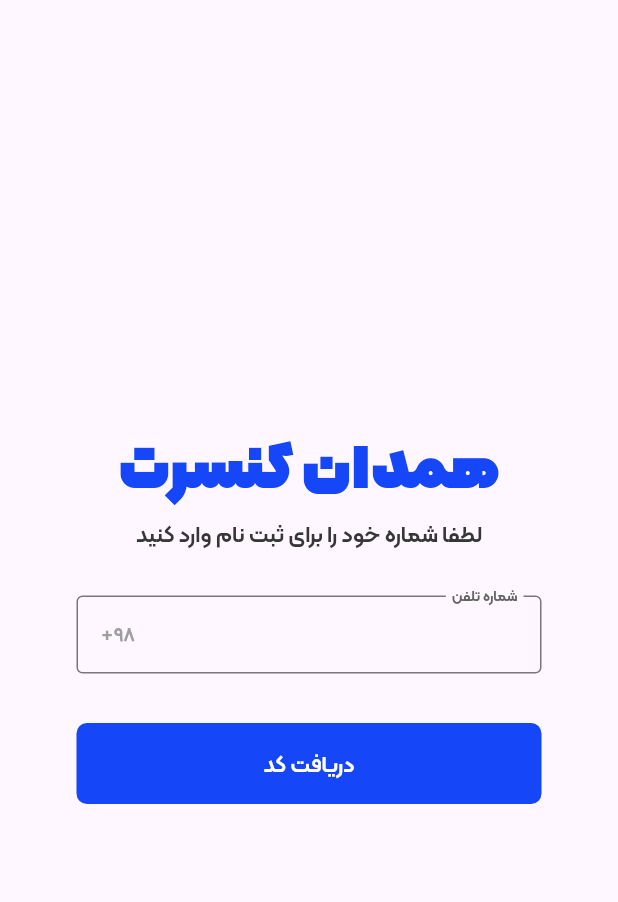
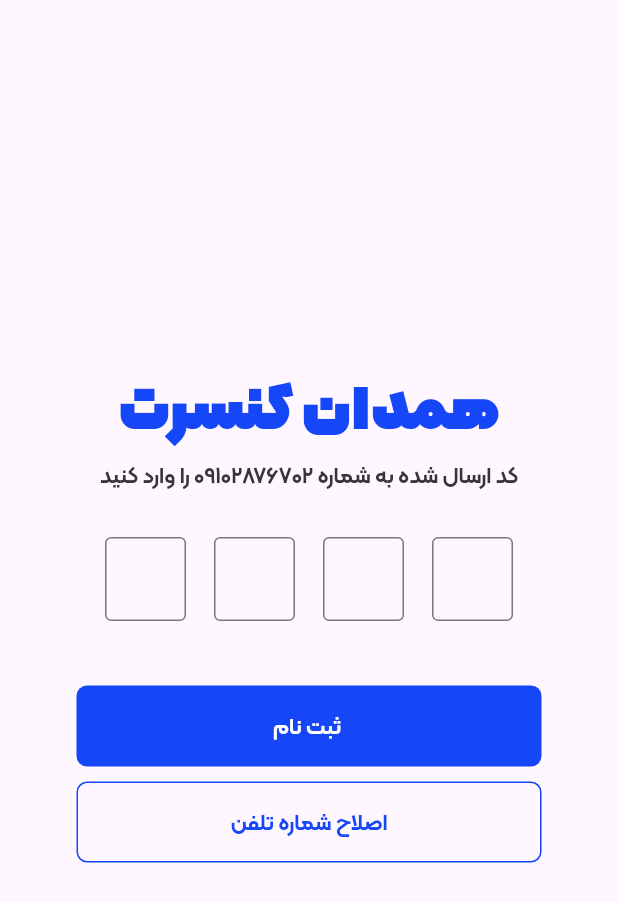
Before and after one commit to Taha-sabiri/hamedanConcertApp, a Flutter app: the screen it shows after launch, after a tap on "دریافت کد", on a phone screen of 412 x 824 dp. Shown: the top 902 px of the screen. Run offline on Flutter 3.47's test engine with Material 2 defaults, Android fonts, the phone set to English and light mode, and no system bars; our stand-ins replace flutter_spinkit.

Commit message:
singup -done

```diff
--- a/lib/screens/singup_number_sc.dart
+++ b/lib/screens/singup_number_sc.dart
@@ -1,4 +1,5 @@
 import 'package:flutter/material.dart';
+import 'package:hamedanconcert/screens/singup_otp_sc.dart';
 
 class SingupNum extends StatelessWidget {
   const SingupNum({super.key});
@@ -77,7 +78,10 @@ class SingupNum extends StatelessWidget {
                     height: 31,
                   ),
                   InkWell(
-                    onTap: () {},
+                    onTap: () {
+                      Navigator.of(context).push(MaterialPageRoute(
+                          builder: (context) => const OtpSc()));
+                    },
                     child: SizedBox(
                       height: 54,
                       width: 310,
--- a/lib/screens/singup_otp_sc.dart
+++ b/lib/screens/singup_otp_sc.dart
@@ -0,0 +1,213 @@
+import 'package:flutter/material.dart';
+import 'package:flutter/services.dart';
+import 'package:hamedanconcert/screens/singup_information_sc.dart';
+
+class OtpSc extends StatelessWidget {
+  const OtpSc({super.key});
+
+  @override
+  Widget build(BuildContext context) {
+    return Scaffold(
+      body: Center(
+        child: Column(
+            mainAxisAlignment: MainAxisAlignment.center,
+            children: <Widget>[
+              Text(
+                "همدان کنسرت",
+                style: TextStyle(
+                    color: Color.fromRGBO(21, 70, 248, 1),
+                    fontFamily: 'Kenar',
+                    decoration: TextDecoration.none,
+                    fontSize: 40),
+              ),
+              Text(
+                "کد ارسال شده به شماره ۰۹۱۰۲۸۷۶۷۰۲ را وارد کنید",
+                style: TextStyle(
+                    fontSize: 15,
+                    color: Color.fromRGBO(54, 54, 54, 1),
+                    decoration: TextDecoration.none,
+                    fontFamily: 'Kalame',
+                    fontWeight: FontWeight.w700),
+              ),
+              SizedBox(
+                height: 31,
+              ),
+              Padding(
+                padding: const EdgeInsets.symmetric(horizontal: 70),
+                child: Row(
+                  mainAxisAlignment: MainAxisAlignment.spaceBetween,
+                  children: [
+                    SizedBox(
+                        height: 68,
+                        width: 54,
+                        child: TextFormField(
+                          onChanged: (value) {
+                            if (value.length == 1) {
+                              FocusScope.of(context).unfocus();
+                            }
+                          },
+                          decoration: InputDecoration(
+                            border: OutlineInputBorder(
+                                borderSide: BorderSide(
+                              width: 1,
+                            )),
+                            floatingLabelBehavior: FloatingLabelBehavior.always,
+                            focusedBorder: OutlineInputBorder(
+                                borderSide: BorderSide(
+                              color: Color.fromRGBO(21, 70, 248, 1),
+                            )),
+                          ),
+                          keyboardType: TextInputType.number,
+                          textAlign: TextAlign.center,
+                          inputFormatters: [
+                            LengthLimitingTextInputFormatter(1),
+                            FilteringTextInputFormatter.digitsOnly,
+                          ],
+                        )),
+                    SizedBox(
+                        height: 68,
+                        width: 54,
+                        child: TextFormField(
+                          onChanged: (value) {
+                            if (value.length == 1) {
+                              FocusScope.of(context).previousFocus();
+                            }
+                          },
+                          decoration: InputDecoration(
+                            border: OutlineInputBorder(
+                                borderSide: BorderSide(
+                              width: 1,
+                            )),
+                            floatingLabelBehavior: FloatingLabelBehavior.always,
+                            focusedBorder: OutlineInputBorder(
+                                borderSide: BorderSide(
+                              color: Color.fromRGBO(21, 70, 248, 1),
+                            )),
+                          ),
+                          keyboardType: TextInputType.number,
+                          textAlign: TextAlign.center,
+                          inputFormatters: [
+                            LengthLimitingTextInputFormatter(1),
+                            FilteringTextInputFormatter.digitsOnly,
+                          ],
+                        )),
+                    SizedBox(
+                        height: 68,
+                        width: 54,
+                        child: TextFormField(
+                          onChanged: (value) {
+                            if (value.length == 1) {
+                              FocusScope.of(context).previousFocus();
+                            }
+                          },
+                          decoration: InputDecoration(
+                            border: OutlineInputBorder(
+                                borderSide: BorderSide(
+                              width: 1,
+                            )),
+                            floatingLabelBehavior: FloatingLabelBehavior.always,
+                            focusedBorder: OutlineInputBorder(
+                                borderSide: BorderSide(
+                              color: Color.fromRGBO(21, 70, 248, 1),
+                            )),
+                          ),
+                          keyboardType: TextInputType.number,
+                          textAlign: TextAlign.center,
+                          inputFormatters: [
+                            LengthLimitingTextInputFormatter(1),
+                            FilteringTextInputFormatter.digitsOnly,
+                          ],
+                        )),
+                    SizedBox(
+                        height: 68,
+                        width: 54,
+                        child: TextFormField(
+                          onChanged: (value) {
+                            if (value.length == 1) {
+                              FocusScope.of(context).previousFocus();
+                            }
+                          },
+                          decoration: InputDecoration(
+                            border: OutlineInputBorder(
+                                borderSide: BorderSide(
+                              width: 1,
+                            )),
+                            floatingLabelBehavior: FloatingLabelBehavior.always,
+                            focusedBorder: OutlineInputBorder(
+                                borderSide: BorderSide(
+                              color: Color.fromRGBO(21, 70, 248, 1),
+                            )),
+                          ),
+                          keyboardType: TextInputType.number,
+                          textAlign: TextAlign.center,
+                          inputFormatters: [
+                            LengthLimitingTextInputFormatter(1),
+                            FilteringTextInputFormatter.digitsOnly,
+                          ],
+                        )),
+                  ],
+                ),
+              ),
+              SizedBox(
+                height: 31,
+              ),
+              InkWell(
+                onTap: () {
+                  Navigator.of(context).push(MaterialPageRoute(
+                      builder: (context) => const Singupinfo()));
+                },
+                child: SizedBox(
+                  height: 54,
+                  width: 310,
+                  child: Container(
+                    alignment: Alignment.center,
+                    decoration: BoxDecoration(
+                        color: Color.fromRGBO(21, 70, 248, 1),
+                        borderRadius: BorderRadius.circular(7)),
+                    child: Text(
+                      " ثبت نام",
+                      style: TextStyle(
+                          fontSize: 15,
+                          color: Colors.white,
+                          decoration: TextDecoration.none,
+                          fontFamily: 'Kalame',
+                          fontWeight: FontWeight.w700),
+                    ),
+                  ),
+                ),
+              ),
+              SizedBox(
+                height: 10,
+              ),
+              InkWell(
+                onTap: () {
+                  Navigator.of(context).pop();
+                },
+                child: SizedBox(
+                  height: 54,
+                  width: 310,
+                  child: Container(
+                    alignment: Alignment.center,
+                    decoration: BoxDecoration(
+                        border: Border.all(
+                          width: 1,
+                          color: Color.fromRGBO(21, 70, 248, 1),
+                        ),
+                        borderRadius: BorderRadius.circular(7)),
+                    child: Text(
+                      "اصلاح شماره تلفن",
+                      style: TextStyle(
+                          fontSize: 15,
+                          color: Color.fromRGBO(21, 70, 248, 1),
+                          decoration: TextDecoration.none,
+                          fontFamily: 'Kalame',
+                          fontWeight: FontWeight.w700),
+                    ),
+                  ),
+                ),
+              )
+            ]),
+      ),
+    );
+  }
+}
```
Also changed, not shown: lib/screens/singup_information_sc.dart (+149 -0 lines).
